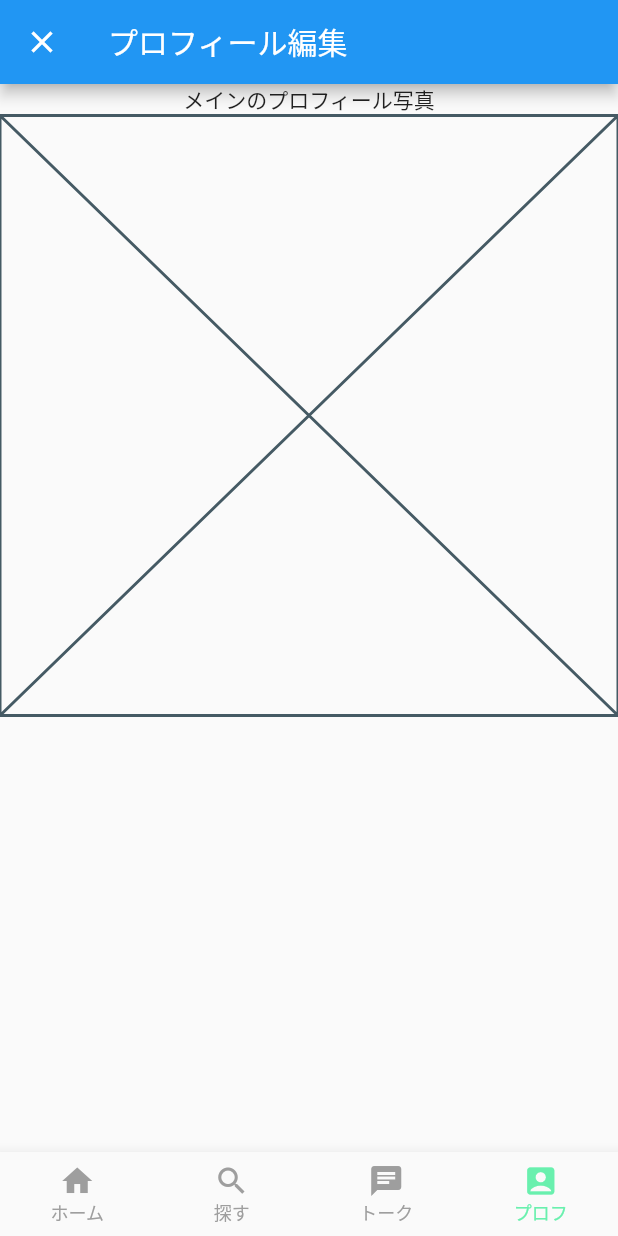
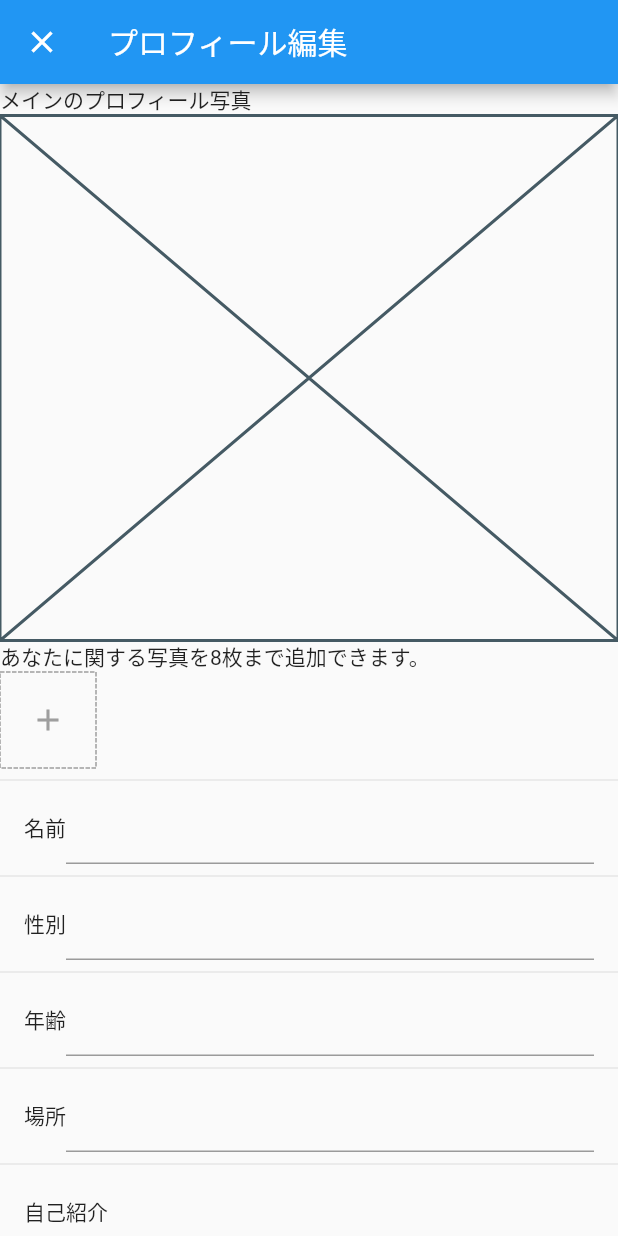
Before and after one commit to tttuuu1234/chat_sample, a Flutter app: the screen it shows after launch, item 4 of the bottom bar chosen, after a tap on "編集する", on a phone screen of 412 x 824 dp. Run offline on Flutter 3.47's test engine with Material 2 defaults, Android fonts, the phone set to English and light mode, and no system bars; drawn by our look-alikes of dotted_border; our stand-ins replace flutter_riverpod, freezed_annotation.

Commit message:
プロフィール編集画面の雛形作成

```diff
--- a/lib/app.dart
+++ b/lib/app.dart
@@ -1,13 +1,15 @@
+import 'package:chat_sample/importer.dart';
 import 'package:chat_sample/ui/pages/root/page.dart';
-import 'package:flutter/material.dart';
+import 'package:chat_sample/ui/services/navigator.dart';
 
-class App extends StatelessWidget {
+class App extends ConsumerWidget {
   const App({super.key});
 
   @override
-  Widget build(BuildContext context) {
+  Widget build(BuildContext context, WidgetRef ref) {
     return MaterialApp(
       title: 'Flutter Demo',
+      navigatorKey: ref.read(commonNavigatorKey),
       theme: ThemeData(
         primarySwatch: Colors.blue,
       ),
--- a/lib/ui/components/basic_layout/widget.dart
+++ b/lib/ui/components/basic_layout/widget.dart
@@ -23,7 +23,7 @@ class BasicLayout extends StatelessWidget {
               actions: actions,
             )
           : null,
-      body: body,
+      body: SafeArea(child: body),
     );
   }
 }
--- a/lib/ui/pages/profile/page.dart
+++ b/lib/ui/pages/profile/page.dart
@@ -44,7 +44,7 @@ class ProfilePage extends ConsumerWidget {
                         onPressed: () async {
                           await NavigatorService.push(
                             context: context,
-                            // rootNavigator: true,
+                            rootNavigator: true,
                             page: const ProfileEditPage(),
                             fullscreenDialog: true,
                           );
--- a/lib/ui/pages/profile_edit/page.dart
+++ b/lib/ui/pages/profile_edit/page.dart
@@ -1,5 +1,7 @@
 import 'package:chat_sample/ui/components/basic_layout/widget.dart';
-import 'package:chat_sample/ui/styles/size.dart';
+import 'package:chat_sample/ui/styles/color.dart';
+import 'package:chat_sample/ui/styles/padding.dart';
+import 'package:dotted_border/dotted_border.dart';
 
 import '../../../importer.dart';
 
@@ -12,19 +14,72 @@ class ProfileEditPage extends ConsumerWidget {
       title: 'プロフィール編集',
       actions: [
         TextButton(
-          onPressed: () {},
+          onPressed: () {
+            Navigator.pop(context);
+          },
           child: const Text('保存'),
         ),
       ],
-      body: Column(
-        children: [
-          Text('メインのプロフィール写真'),
-          SizedBox(
-            // height: 200,
-            child: Placeholder(),
-          ),
-        ],
+      body: SingleChildScrollView(
+        child: Column(
+          crossAxisAlignment: CrossAxisAlignment.start,
+          children: [
+            const Text('メインのプロフィール写真'),
+            const SizedBox(
+              height: 350,
+              child: Placeholder(),
+            ),
+            const Text('あなたに関する写真を8枚まで追加できます。'),
+            SizedBox(
+              height: 64,
+              width: 64,
+              child: DottedBorder(
+                color: AppColor.grey,
+                child: const Center(
+                  child: Icon(
+                    Icons.add,
+                    color: AppColor.grey,
+                  ),
+                ),
+              ),
+            ),
+            InputFiledBaseLayout(label: '名前', widget: TextFormField()),
+            InputFiledBaseLayout(label: '性別', widget: TextFormField()),
+            InputFiledBaseLayout(label: '年齢', widget: TextFormField()),
+            InputFiledBaseLayout(label: '場所', widget: TextFormField()),
+            InputFiledBaseLayout(label: '自己紹介', widget: TextFormField()),
+          ],
+        ),
       ),
     );
   }
 }
+
+class InputFiledBaseLayout extends StatelessWidget {
+  const InputFiledBaseLayout({
+    super.key,
+    required this.label,
+    required this.widget,
+  });
+
+  final String label;
+  final Widget widget;
+
+  @override
+  Widget build(BuildContext context) {
+    return Column(
+      children: [
+        const Divider(),
+        Padding(
+          padding: AppPadding.smallHorizontal,
+          child: Row(
+            children: [
+              Text(label),
+              Expanded(child: widget),
+            ],
+          ),
+        ),
+      ],
+    );
+  }
+}
--- a/lib/ui/services/navigator.dart
+++ b/lib/ui/services/navigator.dart
@@ -1,6 +1,9 @@
 import '../../importer.dart';
 import '../enum/bottom_nav_bar_item.dart';
 
+// GlobalKeyを最初Class内においていたが、それだとcurrentContextがnullになってしまったり
+// ホットリロード時に画面遷移した画面が消えてBottomNavBarItemに設定している画面が表示されるという
+// 事があり、開発に悪影響を及ぼすのでClassに依存させないよう外出しにした
 final navigatorKeysProvider =
     Provider<Map<BottomNavBarItem, GlobalKey<NavigatorState>>>((ref) {
   return {
@@ -10,6 +13,8 @@ final navigatorKeysProvider =
     BottomNavBarItem.profile: GlobalKey<NavigatorState>(),
   };
 });
+
+final commonNavigatorKey = Provider((ref) => GlobalKey<NavigatorState>());
 
 class NavigatorService {
   NavigatorService._();
--- a/pubspec.yaml
+++ b/pubspec.yaml
@@ -38,6 +38,7 @@ dependencies:
   flutter_riverpod: ^2.3.0
   freezed_annotation: ^2.2.0
   json_annotation: ^4.8.0
+  dotted_border: ^2.0.0+3
 
 dev_dependencies:
   flutter_test:
```
Also changed, not shown: pubspec.lock.
